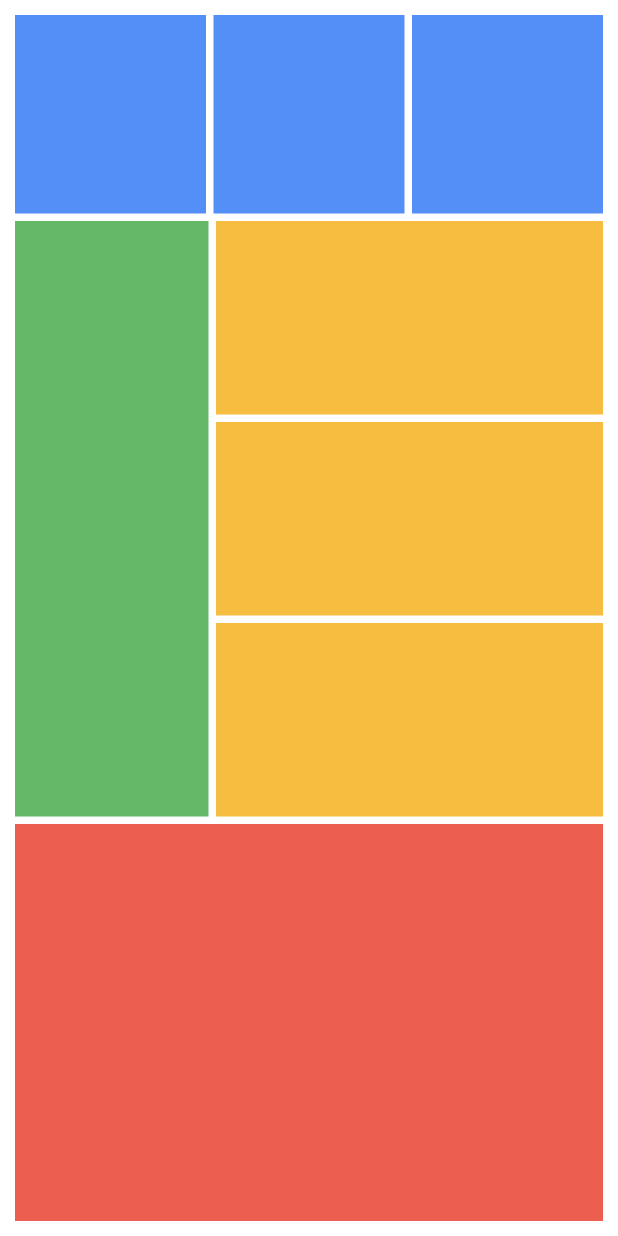
After one commit to lyabs243/google-io-extended-2023-technique-adaptation, a Flutter app: the screen it shows after launch, after a tap on "Expanded", on a phone screen of 412 x 824 dp. The commit adds this screen. Run offline on Flutter 3.47's test engine with Material 2 defaults, Android fonts, the phone set to English and light mode, and no system bars; our stand-ins replace flutter_bloc, flutter_screenutil, lottie, shared_preferences; missing offline and left inert: test; generated files the repository leaves out were written again.

Commit message:
Create expanded test

```diff
--- a/lib/presentation/router/app_router.dart
+++ b/lib/presentation/router/app_router.dart
@@ -1,5 +1,6 @@
 import 'package:lyabs_dev/presentation/router/no_animation_route.dart';
 import 'package:lyabs_dev/presentation/screens/aspect_ratio_test/aspect_ratio_test.dart';
+import 'package:lyabs_dev/presentation/screens/expended_test/expanded_test.dart';
 import 'package:lyabs_dev/presentation/screens/layout_builder_test/layout_builder_test.dart';
 import 'package:lyabs_dev/presentation/screens/media_query_test/media_query_test.dart';
 import 'package:lyabs_dev/presentation/screens/simple_screen_no_responsive/simple_screen_no_responsive.dart';
@@ -27,6 +28,9 @@ class AppRouter {
       case pageAspectRatio:
         page = const AspectRatioTest();
         break;
+      case pageExpanded:
+        page = const ExpandedTest();
+        break;
       default:
     }
 
--- /dev/null
+++ b/lib/presentation/screens/expended_test/expanded_test.dart
@@ -0,0 +1,102 @@
+import 'package:lyabs_dev/utils/my_material.dart';
+
+class ExpandedTest extends StatelessWidget {
+
+  const ExpandedTest({Key? key}) : super(key: key);
+
+  @override
+  Widget build(BuildContext context) {
+    return Scaffold(
+      backgroundColor: colorPrimary,
+      body: SafeArea(
+        child: Container(
+          padding: const EdgeInsets.all(10),
+          color: colorWhite,
+          width: double.infinity,
+          height: double.infinity,
+          child: Column(
+            children: [
+              Expanded(
+                flex: 1,
+                child: Row(
+                  children: [
+                    Expanded(
+                      flex: 1,
+                      child: Container(
+                        color: colorPrimary,
+                      )
+                    ),
+                    const SizedBox(width: 5,),
+                    Expanded(
+                        flex: 1,
+                        child: Container(
+                          color: colorPrimary,
+                        )
+                    ),
+                    const SizedBox(width: 5,),
+                    Expanded(
+                        flex: 1,
+                        child: Container(
+                          color: colorPrimary,
+                        )
+                    ),
+                  ],
+                )
+              ),
+              const SizedBox(height: 5,),
+              Expanded(
+                flex: 3,
+                child: Row(
+                  children: [
+                    Expanded(
+                        flex: 1,
+                        child: Container(
+                          color: colorGreen,
+                        )
+                    ),
+                    const SizedBox(width: 5,),
+                    Expanded(
+                        flex: 2,
+                        child: Column(
+                          children: [
+                            Expanded(
+                                flex: 1,
+                                child: Container(
+                                  color: colorYellow,
+                                )
+                            ),
+                            const SizedBox(height: 5,),
+                            Expanded(
+                                flex: 1,
+                                child: Container(
+                                  color: colorYellow,
+                                )
+                            ),
+                            const SizedBox(height: 5,),
+                            Expanded(
+                                flex: 1,
+                                child: Container(
+                                  color: colorYellow,
+                                )
+                            ),
+                          ],
+                        )
+                    )
+                  ],
+                )
+              ),
+              const SizedBox(height: 5,),
+              Expanded(
+                flex: 2,
+                child: Container(
+                  color: colorRed,
+                )
+              ),
+            ],
+          ),
+        ),
+      ),
+    );
+  }
+
+}
--- a/lib/presentation/screens/home/home.dart
+++ b/lib/presentation/screens/home/home.dart
@@ -57,6 +57,16 @@ class HomePageState extends State<HomePage> {
                 Navigator.pushNamed(context, pageAspectRatio);
               },
             ),
+            SizedBox(height: 0.01.sh,),
+            ListTile(
+              title: const Text(
+                'Expanded'
+              ),
+              trailing: const Icon(Icons.arrow_forward_ios),
+              onTap: () {
+                Navigator.pushNamed(context, pageExpanded);
+              },
+            ),
           ],
         ),
       ),
--- a/lib/utils/constants.dart
+++ b/lib/utils/constants.dart
@@ -10,6 +10,7 @@ const pageSimpleScreenNoResponsive = '/simple_screen_no_responsive';
 const pageLayoutBuilder = '/layout_builder';
 const pageMediaQuery = '/media_query';
 const pageAspectRatio = '/aspect_ratio';
+const pageExpanded = '/expanded';
 
 const fieldStatusCode = 'status_code';
 
```
